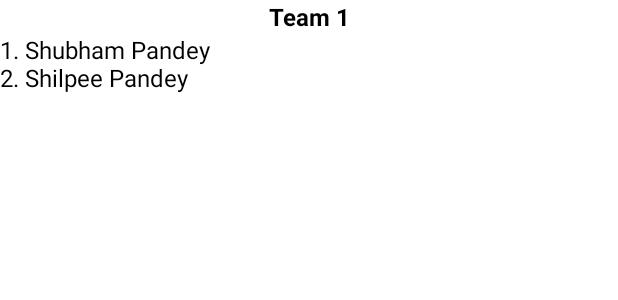
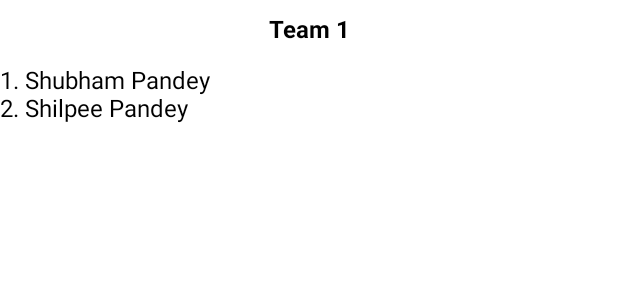
Before and after one commit to AnujSrivastava007/RandomTeams, an Android app: the layout display_list_layout.xml on its own in the app's theme, with its tools: preview values and no code run, on a phone screen of 412 x 824 dp. Shown: the top 300 px of the screen. Run offline under Robolectric (Android 15) with nearby library versions, the phone set to English and light mode, and no system bars.

Commit message:
Made minor changes in list layout to be inflated in ListView

```diff
--- a/app/src/main/res/layout/display_list_layout.xml
+++ b/app/src/main/res/layout/display_list_layout.xml
@@ -1,26 +1,29 @@
 <?xml version="1.0" encoding="utf-8"?>
 <LinearLayout xmlns:android="http://schemas.android.com/apk/res/android"
     xmlns:tools="http://schemas.android.com/tools"
-    android:orientation="vertical"
     android:layout_width="match_parent"
-    android:layout_height="wrap_content">
+    android:layout_height="wrap_content"
+    android:orientation="vertical">
 
     <TextView
+        android:id="@+id/teamNum"
         android:layout_width="match_parent"
         android:layout_height="wrap_content"
-        tools:text="Team 1"
+        android:layout_marginTop="8dp"
+        android:layout_marginBottom="12dp"
+        android:gravity="center"
         android:textColor="@color/black"
-        android:gravity="center"
         android:textSize="16sp"
-        android:textStyle="bold"/>
+        android:textStyle="bold"
+        tools:text="Team 1" />
 
     <TextView
         android:id="@+id/namesRandomList"
         android:layout_width="match_parent"
         android:layout_height="wrap_content"
-        tools:text="1. Shubham Pandey\n2. Shilpee Pandey"
+        android:layout_marginBottom="8dp"
         android:textColor="@color/black"
         android:textSize="16sp"
-        android:layout_marginBottom="8dp"/>
+        tools:text="1. Shubham Pandey\n2. Shilpee Pandey" />
 
 </LinearLayout>
```
